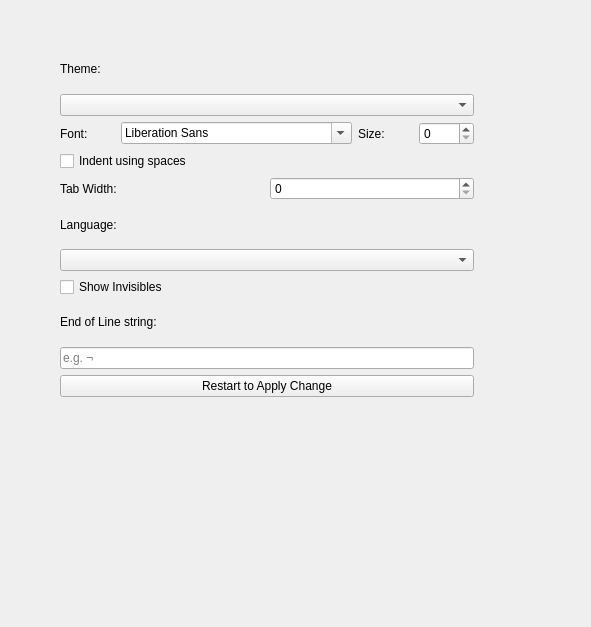
Above: src/GeneralConfigView.ui from silkedit/silkedit before the change. Below: the same form after it.
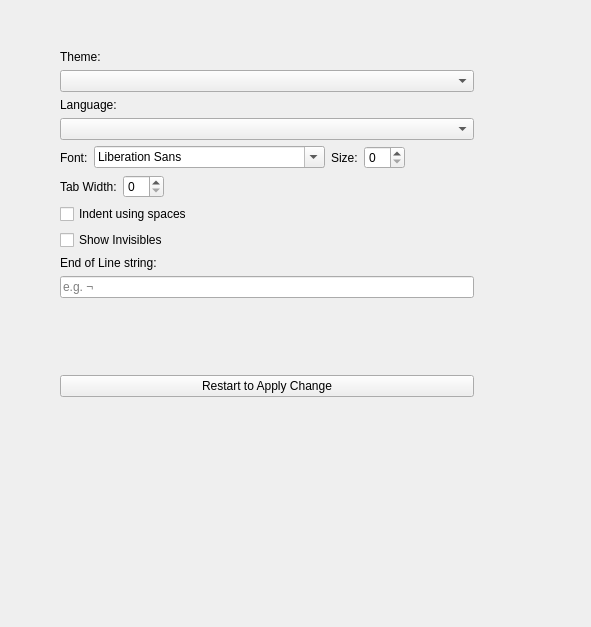
That is the form after the change.

The edit to the form file:
```diff
--- a/src/GeneralConfigView.ui
+++ b/src/GeneralConfigView.ui
@@ -36,6 +36,19 @@
     <item>
      <widget class="QComboBox" name="themeCombo"/>
     </item>
+    <item>
+     <widget class="QLabel" name="langLabel">
+      <property name="text">
+       <string>Language:</string>
+      </property>
+      <property name="buddy">
+       <cstring>langCombo</cstring>
+      </property>
+     </widget>
+    </item>
+    <item>
+     <widget class="QComboBox" name="langCombo"/>
+    </item>
     <item>
      <layout class="QHBoxLayout" name="fontLayout">
       <item>
@@ -64,15 +77,21 @@
       <item>
        <widget class="QSpinBox" name="fontSizeSpin"/>
       </item>
+      <item>
+       <spacer name="horizontalSpacer">
+        <property name="orientation">
+         <enum>Qt::Horizontal</enum>
+        </property>
+        <property name="sizeHint" stdset="0">
+         <size>
+          <width>40</width>
+          <height>20</height>
+         </size>
+        </property>
+       </spacer>
+      </item>
      </layout>
     </item>
-    <item>
-     <widget class="QCheckBox" name="indentUsingSpacesCheck">
-      <property name="text">
-       <string>Indent using spaces</string>
-      </property>
-     </widget>
-    </item>
     <item>
      <layout class="QHBoxLayout" name="horizontalLayout_2">
       <item>
@@ -88,21 +107,28 @@
       <item>
        <widget class="QSpinBox" name="tabWidthSpin"/>
       </item>
+      <item>
+       <spacer name="horizontalSpacer_2">
+        <property name="orientation">
+         <enum>Qt::Horizontal</enum>
+        </property>
+        <property name="sizeHint" stdset="0">
+         <size>
+          <width>40</width>
+          <height>20</height>
+         </size>
+        </property>
+       </spacer>
+      </item>
      </layout>
     </item>
     <item>
-     <widget class="QLabel" name="langLabel">
+     <widget class="QCheckBox" name="indentUsingSpacesCheck">
       <property name="text">
-       <string>Language:</string>
-      </property>
-      <property name="buddy">
-       <cstring>langCombo</cstring>
+       <string>Indent using spaces</string>
       </property>
      </widget>
     </item>
-    <item>
-     <widget class="QComboBox" name="langCombo"/>
-    </item>
     <item>
      <widget class="QCheckBox" name="showInvisiblesCheck">
       <property name="text">
@@ -130,6 +156,19 @@
       </property>
      </widget>
     </item>
+    <item>
+     <spacer name="verticalSpacer">
+      <property name="orientation">
+       <enum>Qt::Vertical</enum>
+      </property>
+      <property name="sizeHint" stdset="0">
+       <size>
+        <width>20</width>
+        <height>40</height>
+       </size>
+      </property>
+     </spacer>
+    </item>
     <item>
      <widget class="QPushButton" name="restartButton">
       <property name="text">
```
Left out of the diff: 2 changed lines with no effect on the pictures.
